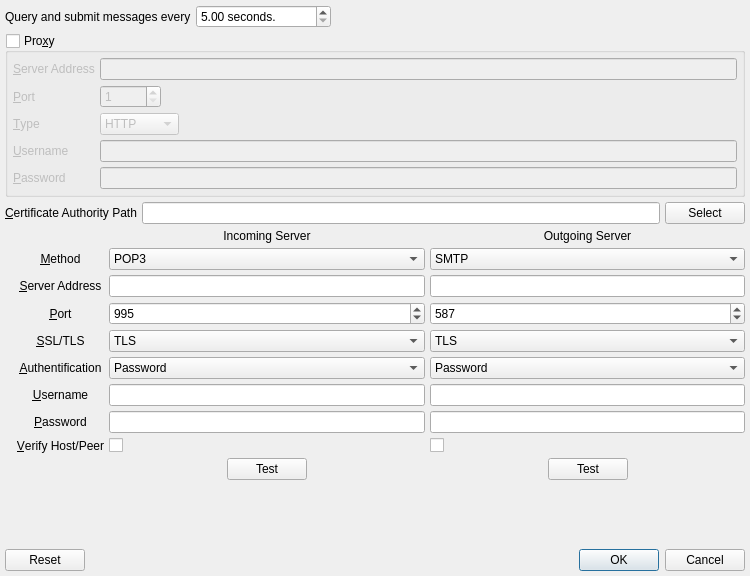
This is branches/trunk/UI/poptasticsettings.ui in textbrowser/spot-on as Qt 5 draws it before an edit. The edited form follows.
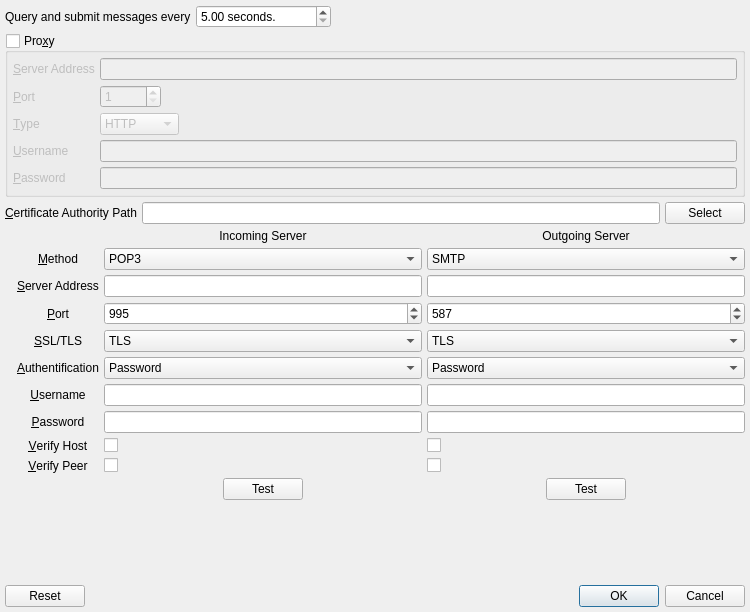
This is the edited form. Icons and pictures are not drawn.

Commit message: Separated Poptastic hosts and peers verification.

```diff
--- a/branches/trunk/UI/poptasticsettings.ui
+++ b/branches/trunk/UI/poptasticsettings.ui
@@ -7,7 +7,7 @@
     <x>0</x>
     <y>0</y>
     <width>750</width>
-    <height>576</height>
+    <height>612</height>
    </rect>
   </property>
   <property name="windowTitle">
@@ -504,7 +504,7 @@
          </item>
         </widget>
        </item>
-       <item row="10" column="1">
+       <item row="11" column="1">
         <layout class="QHBoxLayout" name="horizontalLayout">
          <property name="spacing">
           <number>5</number>
@@ -596,7 +596,7 @@
          </property>
         </widget>
        </item>
-       <item row="10" column="3">
+       <item row="11" column="3">
         <layout class="QHBoxLayout" name="horizontalLayout_2">
          <property name="spacing">
           <number>5</number>
@@ -639,25 +639,52 @@
        <item row="9" column="0">
         <widget class="QLabel" name="label_16">
          <property name="text">
-          <string>&amp;Verify Host/Peer</string>
+          <string>&amp;Verify Host</string>
          </property>
          <property name="alignment">
           <set>Qt::AlignCenter</set>
          </property>
          <property name="buddy">
-          <cstring>in_verify</cstring>
+          <cstring>in_verify_host</cstring>
          </property>
         </widget>
        </item>
        <item row="9" column="1">
-        <widget class="QCheckBox" name="in_verify">
+        <widget class="QCheckBox" name="in_verify_host">
          <property name="text">
           <string/>
          </property>
         </widget>
        </item>
        <item row="9" column="3">
-        <widget class="QCheckBox" name="out_verify">
+        <widget class="QCheckBox" name="out_verify_host">
+         <property name="text">
+          <string/>
+         </property>
+        </widget>
+       </item>
+       <item row="10" column="0">
+        <widget class="QLabel" name="label_18">
+         <property name="text">
+          <string>&amp;Verify Peer</string>
+         </property>
+         <property name="alignment">
+          <set>Qt::AlignCenter</set>
+         </property>
+         <property name="buddy">
+          <cstring>in_verify_host</cstring>
+         </property>
+        </widget>
+       </item>
+       <item row="10" column="1">
+        <widget class="QCheckBox" name="in_verify_peer">
+         <property name="text">
+          <string/>
+         </property>
+        </widget>
+       </item>
+       <item row="10" column="3">
+        <widget class="QCheckBox" name="out_verify_peer">
          <property name="text">
           <string/>
          </property>
```
Left out of the diff: 6 changed lines with no effect on the pictures. The commit also changes 2 other files.
